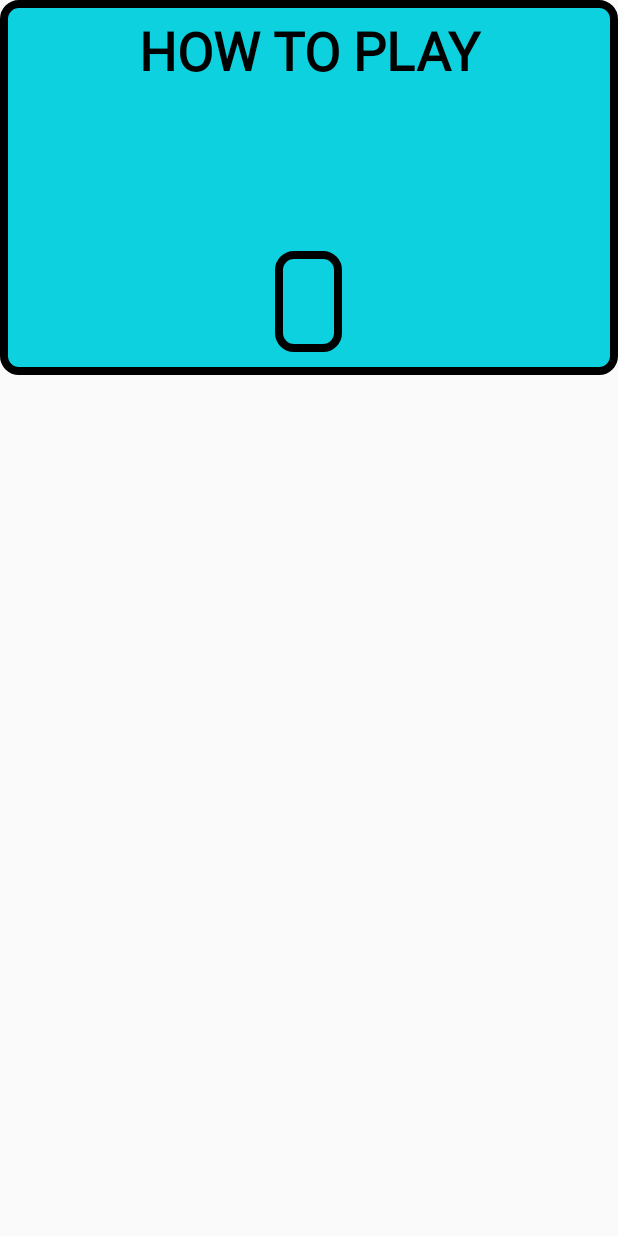
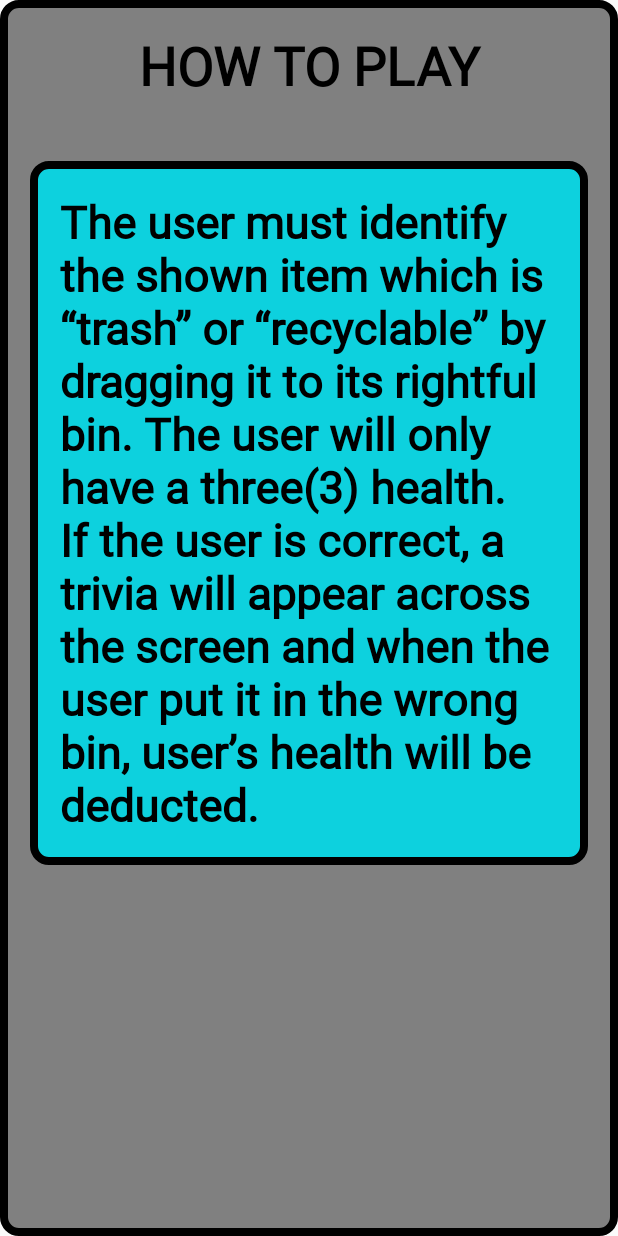
Before and after one commit to rrTio/CESTINO, an Android app: the screen it shows after launch (Instructions), after a tap on "INSTRUCTIONS", on a phone screen of 412 x 824 dp. Run offline under Robolectric (Android 15) with nearby library versions, the phone set to English and light mode, and no system bars.

Commit message:
Fixed sfx

```diff
--- a/app/src/main/java/com/example/final_project/Leaderboard.java
+++ b/app/src/main/java/com/example/final_project/Leaderboard.java
@@ -1,6 +1,7 @@
 package com.example.final_project;
 
 import android.content.Intent;
+import android.media.MediaPlayer;
 import android.os.Bundle;
 import android.view.View;
 import android.widget.*;
@@ -17,13 +18,14 @@ public class Leaderboard extends AppCompatActivity
     Button btnReturn;
     ArrayAdapter arrayAdapter;
     DBHandler dbHandler;
-
+    MediaPlayer click;
     @Override
     protected void onCreate(Bundle savedInstanceState)
     {
         super.onCreate(savedInstanceState);
         setContentView(R.layout.activity_leaderboards);
         dbHandler = new DBHandler(this);
+        click = MediaPlayer.create(this, R.raw.click);
 
         btnReturn = findViewById(R.id.btnReturnToMenu);
         btnReturn.setOnClickListener(new View.OnClickListener()
@@ -34,6 +36,7 @@ public class Leaderboard extends AppCompatActivity
         {
             @Override public void onItemClick(AdapterView<?> parent, View view, int position, long id)
             {
+                click.start();
                 try
                 {
                     DBOutput dbOutput = (DBOutput) parent.getItemAtPosition(position);
--- a/app/src/main/java/com/example/final_project/MainMenu.java
+++ b/app/src/main/java/com/example/final_project/MainMenu.java
@@ -1,42 +1,36 @@
 package com.example.final_project;
 
 import android.content.Intent;
-import android.graphics.Color;
-import android.graphics.drawable.ColorDrawable;
-import android.graphics.drawable.Drawable;
-import android.os.Build;
+import android.media.MediaPlayer;
 import android.view.View;
 import android.widget.Button;
-import android.widget.ImageView;
-import android.widget.LinearLayout;
-import android.widget.TextView;
-import androidx.annotation.RequiresApi;
-import androidx.appcompat.app.AlertDialog;
 import androidx.appcompat.app.AppCompatActivity;
 import android.os.Bundle;
 
 public class MainMenu extends AppCompatActivity
 {
     Button btnPlay, btnInstructions, btnLeaderboards, btnQuit;
+    MediaPlayer click;
     @Override
     protected void onCreate(Bundle savedInstanceState)
     {
         super.onCreate(savedInstanceState);
         setContentView(R.layout.activity_main_menu);
-        setupButtons();
+        setup();
 
-        btnPlay.setOnClickListener(new View.OnClickListener() {@Override public void onClick(View v) {playGame();}});
-        btnInstructions.setOnClickListener(new View.OnClickListener() {@Override public void onClick(View v) {openInstructions();}});
-        btnLeaderboards.setOnClickListener(new View.OnClickListener() {@Override public void onClick(View v) {openLeaderboards();}});
-        btnQuit.setOnClickListener(new View.OnClickListener() {@Override public void onClick(View v) {quitGame();}});
+        btnPlay.setOnClickListener(new View.OnClickListener() {@Override public void onClick(View v) {click.start(); playGame();}});
+        btnInstructions.setOnClickListener(new View.OnClickListener() {@Override public void onClick(View v) {click.start(); openInstructions(); }});
+        btnLeaderboards.setOnClickListener(new View.OnClickListener() {@Override public void onClick(View v) {click.start(); openLeaderboards();}});
+        btnQuit.setOnClickListener(new View.OnClickListener() {@Override public void onClick(View v) {click.start(); quitGame();}});
     }
 
-    public void setupButtons()
+    public void setup()
     {
         btnPlay = findViewById(R.id.btnPlay);
         btnInstructions = findViewById(R.id.btnInstructions);
         btnLeaderboards = findViewById(R.id.btnLeaderboards);
         btnQuit = findViewById(R.id.btnQuit);
+        click = MediaPlayer.create(this, R.raw.click);
     }
 
     public void playGame() {Intent intent = new Intent(this, MainActivity.class); startActivity(intent);}
--- a/app/src/main/res/layout/activity_instructions.xml
+++ b/app/src/main/res/layout/activity_instructions.xml
@@ -2,27 +2,20 @@
 <LinearLayout xmlns:android="http://schemas.android.com/apk/res/android"
               android:orientation="vertical"
               android:layout_width="fill_parent"
-              android:layout_height="wrap_content"
-              android:background="@drawable/alert_dialog_background">
+              android:layout_height="fill_parent"
+              android:background="@drawable/instructions_background">
 
     <TextView
             android:id="@+id/titleLose"
             android:layout_width="match_parent"
             android:layout_height="wrap_content"
             android:gravity="center"
-            android:layout_margin="10dp"
+            android:layout_margin="20dp"
             android:text="HOW TO PLAY"
             android:textColor="#000000"
             android:textSize="35dp"
             android:textStyle="bold"
             android:fontFamily="@font/heyfun"
-    />
-
-    <ImageView
-            android:id="@+id/imageIcon"
-            android:layout_width="90dp"
-            android:layout_height="90dp"
-            android:layout_gravity="center"
     />
 
     <TextView
@@ -31,13 +24,10 @@
             android:layout_height="wrap_content"
             android:layout_centerInParent="true"
             android:layout_gravity="center"
-            android:layout_marginLeft="20dp"
-            android:layout_marginRight="20dp"
-            android:layout_marginBottom="15dp"
-            android:layout_marginTop="10dp"
-            android:text=" "
+            android:layout_margin="20dp"
+            android:text="@string/instructions"
             android:textColor="#000000"
-            android:textSize="20dp"
+            android:textSize="30dp"
             android:textStyle="bold"
             android:fontFamily="@font/heyfun"
             android:background="@drawable/alert_dialog_title"
```
Also changed, not shown: app/src/main/java/com/example/final_project/MainActivity.java (+15 -12 lines), 4 other files.
